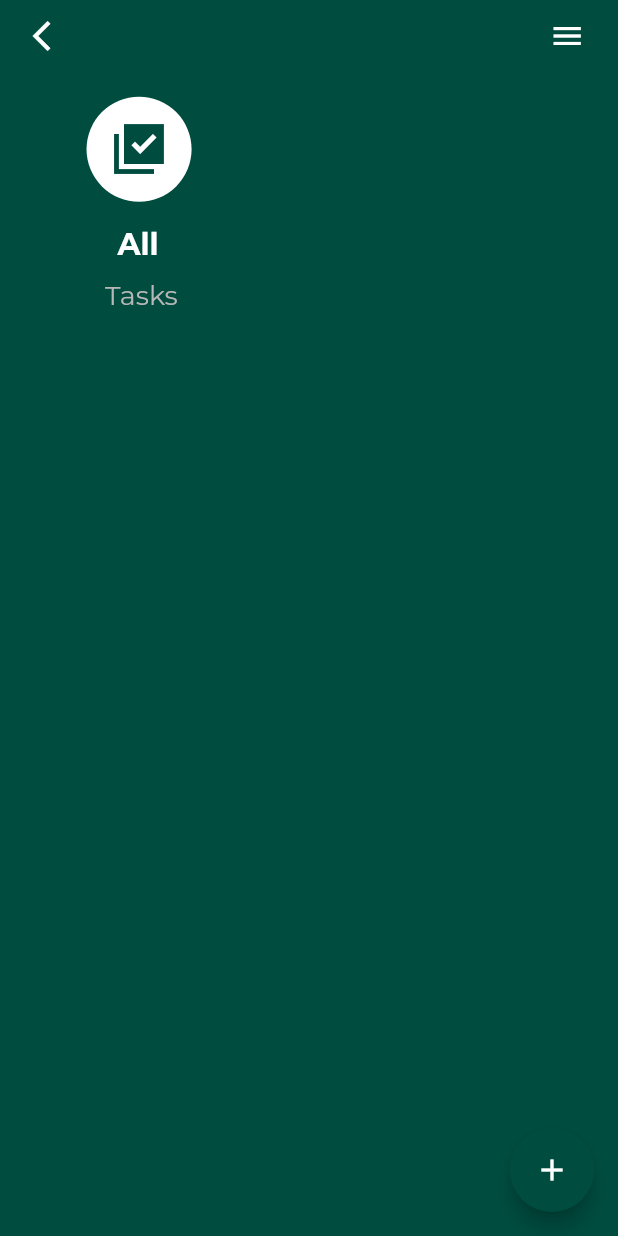
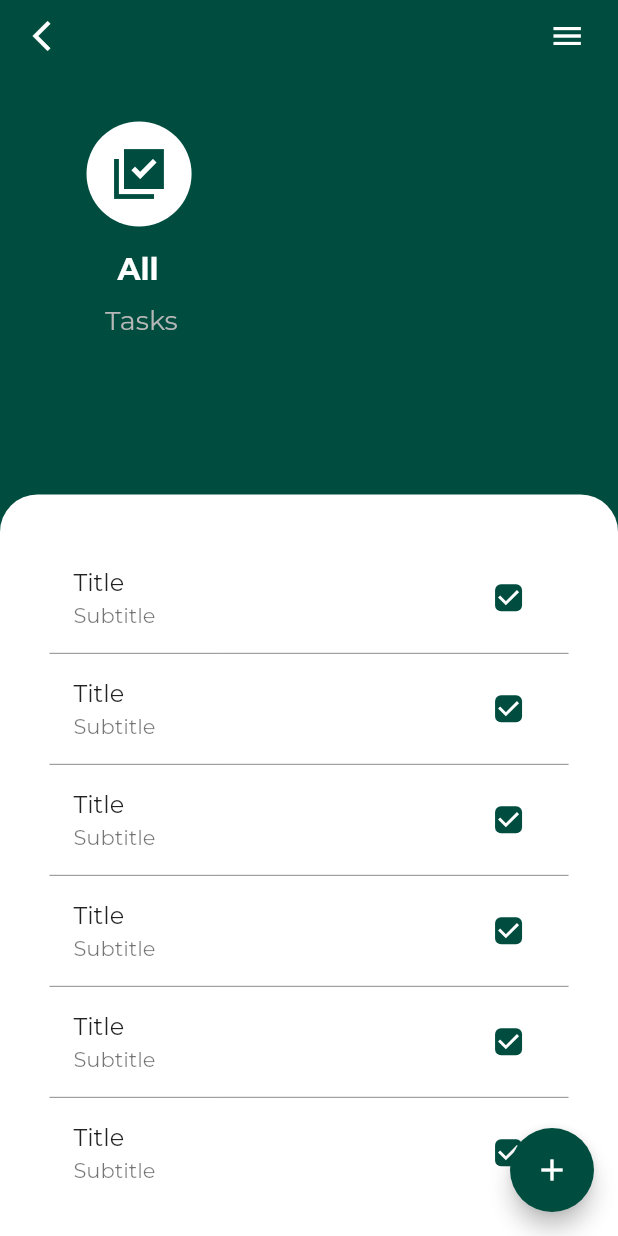
Before and after one commit to azinmapar/getx_todo_project, a Flutter app: the screen it shows after launch, on a phone screen of 412 x 824 dp. Run offline on Flutter 3.47's test engine with Material 2 defaults, Android fonts, the phone set to English and light mode, and no system bars; our stand-ins replace get, google_fonts, sizer.

Commit message:
Bottom section of the screen done

```diff
--- a/lib/constants/constants.dart
+++ b/lib/constants/constants.dart
@@ -9,6 +9,7 @@ final double k70Width = Get.width * 0.17;
 
 // * Height
 final double k20Height = Get.height * 0.02;
+final double k30Height = Get.height * 0.04;
 final double k10Height = Get.height * 0.014;
 
 // * Radius
--- a/lib/pages/home_screen.dart
+++ b/lib/pages/home_screen.dart
@@ -1,7 +1,10 @@
 import 'package:flutter/material.dart';
 import 'package:get/get.dart';
+import 'package:get/get_core/src/get_main.dart';
 import 'package:getx_todo_project/constants/constants.dart';
 import 'package:getx_todo_project/constants/my_colors.dart';
+import 'package:getx_todo_project/widgets/my_floating_action_button_widget.dart';
+import 'package:getx_todo_project/widgets/top_section_screen_widget.dart';
 
 class HomeScreen extends StatelessWidget {
   const HomeScreen({super.key});
@@ -11,84 +14,52 @@ class HomeScreen extends StatelessWidget {
     return Scaffold(
       backgroundColor: Colors.white,
       // * Add Button
-      floatingActionButton: FloatingActionButton(
-        backgroundColor: kPrimaryColor,
-        onPressed: () {},
-        child: const Icon(Icons.add),
-      ),
+      floatingActionButton: const MyFloatingActionButtonWidget(),
       // * Whole Page
       body: SafeArea(
         child: Stack(
+          alignment: Alignment.bottomCenter,
           children: [
-            // * Top Part Of The Screen
+            // * Top Section Of The Screen
+            const TopSectionScreenWidget(),
             Container(
               width: Get.width,
-              color: kPrimaryColor,
-              child: Column(
-                crossAxisAlignment: CrossAxisAlignment.start,
-                children: [
-                  // * App Bar
-                  Container(
-                    margin: EdgeInsets.symmetric(horizontal: k10Width),
-                    child: Row(
-                      mainAxisAlignment: MainAxisAlignment.spaceBetween,
-                      children: [
-                        IconButton(
-                          onPressed: () {},
-                          icon: const Icon(
-                            Icons.arrow_back_ios,
-                            color: kAppTitleColor,
+              height: Get.height * 0.6,
+              decoration: const BoxDecoration(
+                color: Colors.white,
+                borderRadius: BorderRadius.only(
+                  topLeft: Radius.circular(25.0),
+                  topRight: Radius.circular(25.0),
+                ),
+              ),
+              child: Container(
+                margin: EdgeInsets.all(k30Height),
+                child: ListView.separated(
+                    itemBuilder: (context, index) {
+                      return ListTile(
+                        title: const Text('Title'),
+                        subtitle: const Text('Subtitle'),
+                        trailing: Checkbox(
+                          value: true,
+                          onChanged: (value) {},
+                          activeColor: kPrimaryColor,
+                          side: const BorderSide(
+                            color: Colors.black45,
+                            width: 2.0,
+                          ),
+                          shape: RoundedRectangleBorder(
+                            borderRadius: BorderRadius.circular(4.0),
                           ),
                         ),
-                        IconButton(
-                          onPressed: () {},
-                          icon: const Icon(
-                            Icons.menu,
-                            color: kAppTitleColor,
-                          ),
-                        ),
-                      ],
-                    ),
-                  ),
-                  // * Top Icon
-                  Container(
-                    margin: EdgeInsets.only(left: k60Width, top: k20Height),
-                    child: CircleAvatar(
-                      radius: k35Radius,
-                      backgroundColor: kAppTitleColor,
-                      child: Center(
-                        child: Icon(
-                          Icons.library_add_check_sharp,
-                          color: kPrimaryColor,
-                          size: k40Icon,
-                        ),
-                      ),
-                    ),
-                  ),
-                  // * Top Title
-                  Container(
-                    margin: EdgeInsets.only(left: k80Width, top: k20Height),
-                    child: Text(
-                      kAppTitle,
-                      style: TextStyle(
-                        color: kAppTitleColor,
-                        fontSize: k20Font,
-                        fontWeight: FontWeight.bold,
-                      ),
-                    ),
-                  ),
-                  // * Top Subtitle
-                  Container(
-                    margin: EdgeInsets.only(left: k70Width, top: k10Height),
-                    child: Text(
-                      kAppSubtitle,
-                      style: TextStyle(
-                        color: kAppSubtitleColor,
-                        fontSize: k18Font,
-                      ),
-                    ),
-                  ),
-                ],
+                      );
+                    },
+                    separatorBuilder: (context, index) {
+                      return const Divider(
+                        height: 2.0,
+                        color: Colors.black45,
+                      );
+                    },
+                    itemCount: 15),
               ),
             ),
           ],
--- /dev/null
+++ b/lib/widgets/my_floating_action_button_widget.dart
@@ -0,0 +1,17 @@
+import 'package:flutter/material.dart';
+import 'package:getx_todo_project/constants/my_colors.dart';
+
+class MyFloatingActionButtonWidget extends StatelessWidget {
+  const MyFloatingActionButtonWidget({
+    super.key,
+  });
+
+  @override
+  Widget build(BuildContext context) {
+    return FloatingActionButton(
+      backgroundColor: kPrimaryColor,
+      onPressed: () {},
+      child: const Icon(Icons.add),
+    );
+  }
+}
--- /dev/null
+++ b/lib/widgets/top_section_screen_widget.dart
@@ -0,0 +1,84 @@
+import 'package:flutter/material.dart';
+import 'package:get/get.dart';
+import 'package:getx_todo_project/constants/constants.dart';
+import 'package:getx_todo_project/constants/my_colors.dart';
+
+class TopSectionScreenWidget extends StatelessWidget {
+  const TopSectionScreenWidget({
+    super.key,
+  });
+
+  @override
+  Widget build(BuildContext context) {
+    return Container(
+      width: Get.width,
+      color: kPrimaryColor,
+      child: Column(
+        crossAxisAlignment: CrossAxisAlignment.start,
+        children: [
+          // * App Bar
+          Container(
+            margin: EdgeInsets.symmetric(horizontal: k10Width),
+            child: Row(
+              mainAxisAlignment: MainAxisAlignment.spaceBetween,
+              children: [
+                IconButton(
+                  onPressed: () {},
+                  icon: const Icon(
+                    Icons.arrow_back_ios,
+                    color: kAppTitleColor,
+                  ),
+                ),
+                IconButton(
+                  onPressed: () {},
+                  icon: const Icon(
+                    Icons.menu,
+                    color: kAppTitleColor,
+                  ),
+                ),
+              ],
+            ),
+          ),
+          // * Top Icon
+          Container(
+            margin: EdgeInsets.only(left: k60Width, top: k30Height),
+            child: CircleAvatar(
+              radius: k35Radius,
+              backgroundColor: kAppTitleColor,
+              child: Center(
+                child: Icon(
+                  Icons.library_add_check_sharp,
+                  color: kPrimaryColor,
+                  size: k40Icon,
+                ),
+              ),
+            ),
+          ),
+          // * Top Title
+          Container(
+            margin: EdgeInsets.only(left: k80Width, top: k20Height),
+            child: Text(
+              kAppTitle,
+              style: TextStyle(
+                color: kAppTitleColor,
+                fontSize: k20Font,
+                fontWeight: FontWeight.bold,
+              ),
+            ),
+          ),
+          // * Top Subtitle
+          Container(
+            margin: EdgeInsets.only(left: k70Width, top: k10Height),
+            child: Text(
+              kAppSubtitle,
+              style: TextStyle(
+                color: kAppSubtitleColor,
+                fontSize: k18Font,
+              ),
+            ),
+          ),
+        ],
+      ),
+    );
+  }
+}
--- a/pubspec.yaml
+++ b/pubspec.yaml
@@ -34,7 +34,7 @@ dependencies:
 
   # The following adds the Cupertino Icons font to your application.
   # Use with the CupertinoIcons class for iOS style icons.
-  cupertino_icons: ^1.0.2
+  cupertino_icons: ^1.0.5
   get: ^4.6.5
   google_fonts: ^5.1.0
   sizer: ^2.0.15
```
